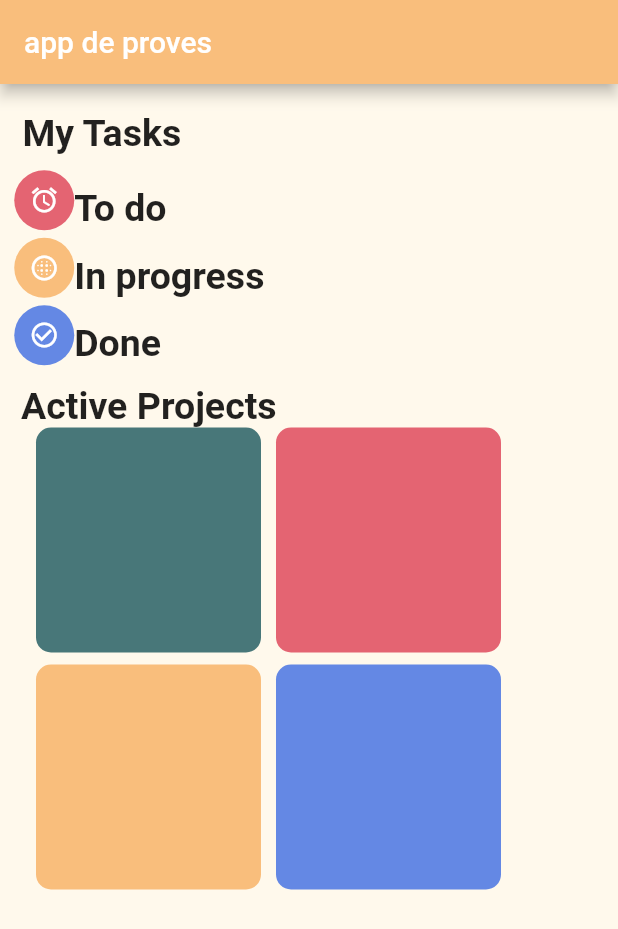
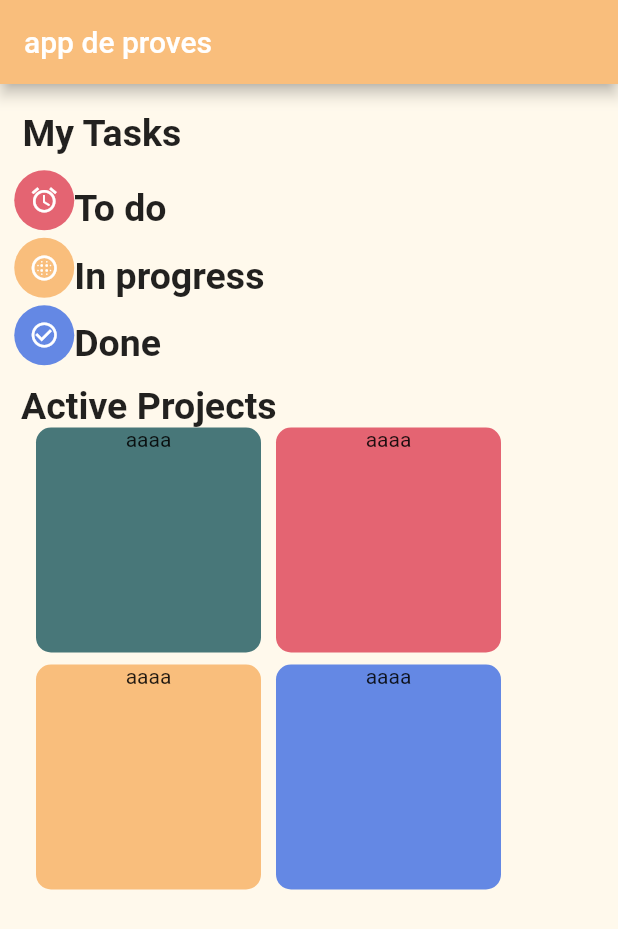
Before and after one commit to getaudio2/firstapp, a Flutter app: the screen it shows after launch, on a phone screen of 412 x 824 dp. Shown: the top 929 px of the screen. Run offline on Flutter 3.47's test engine with Material 2 defaults, Android fonts, the phone set to English and light mode, and no system bars.

Commit message:
Added text inside decorated box

```diff
--- a/lib/main.dart
+++ b/lib/main.dart
@@ -126,30 +126,28 @@ class MyApp extends StatelessWidget {
                               width: 150.0,
                               height: 150.0,
                               margin: const EdgeInsets.only(left: 10.0),
-                            child: const DecoratedBox(
                               decoration: BoxDecoration(
-                                borderRadius: BorderRadius.only(
-                                    topRight: Radius.circular(10.0),
-                                    bottomRight: Radius.circular(10.0),
-                                    topLeft: Radius.circular(10.0),
-                                    bottomLeft: Radius.circular(10.0)),
                                 color: Color(0xff487779),
+                                borderRadius: BorderRadius.circular(10.0),
                               ),
+                              child: Column(
+                                children: [
+                                  Text("aaaa"),
+                                ]
                               ),
                             ),
                           Container(
                               width: 150.0,
                               height: 150.0,
                               margin: const EdgeInsets.only(left: 10.0),
-                            child: const DecoratedBox(
                               decoration: BoxDecoration(
-                                borderRadius: BorderRadius.only(
-                                    topRight: Radius.circular(10.0),
-                                    bottomRight: Radius.circular(10.0),
-                                    topLeft: Radius.circular(10.0),
-                                    bottomLeft: Radius.circular(10.0)),
                                 color: Color(0xffe46472),
+                                borderRadius: BorderRadius.circular(10.0),
                               ),
+                              child: Column(
+                                children: [
+                                  Text("aaaa"),
+                                ]
                               ),
                             ),
                         ],
@@ -162,15 +160,14 @@ class MyApp extends StatelessWidget {
                               width: 150.0,
                               height: 150.0,
                               margin: const EdgeInsets.only(left: 10.0),
-                              child: const DecoratedBox(
                               decoration: BoxDecoration(
-                                  borderRadius: BorderRadius.only(
-                                      topRight: Radius.circular(10.0),
-                                      bottomRight: Radius.circular(10.0),
-                                      topLeft: Radius.circular(10.0),
-                                      bottomLeft: Radius.circular(10.0)),
                                 color: Color(0xfff9be7c),
+                                borderRadius: BorderRadius.circular(10.0),
                               ),
+                              child: Column(
+                                children: [
+                                  Text("aaaa"),
+                                ]
                               ),
                             ),
                             //SizedBox(width: 20.0),
@@ -178,15 +175,14 @@ class MyApp extends StatelessWidget {
                               width: 150.0,
                               height: 150.0,
                               margin: const EdgeInsets.only(left: 10.0),
-                              child: const DecoratedBox(
                               decoration: BoxDecoration(
-                                  borderRadius: BorderRadius.only(
-                                      topRight: Radius.circular(10.0),
-                                      bottomRight: Radius.circular(10.0),
-                                      topLeft: Radius.circular(10.0),
-                                      bottomLeft: Radius.circular(10.0)),
                                 color: Color(0xff6488e4),
+                                borderRadius: BorderRadius.circular(10.0),
                               ),
+                              child: Column(
+                                children: [
+                                  Text("aaaa"),
+                                ]
                               ),
                             ),
                           ],
```
Lines whose indentation alone changed are shown as unchanged.
